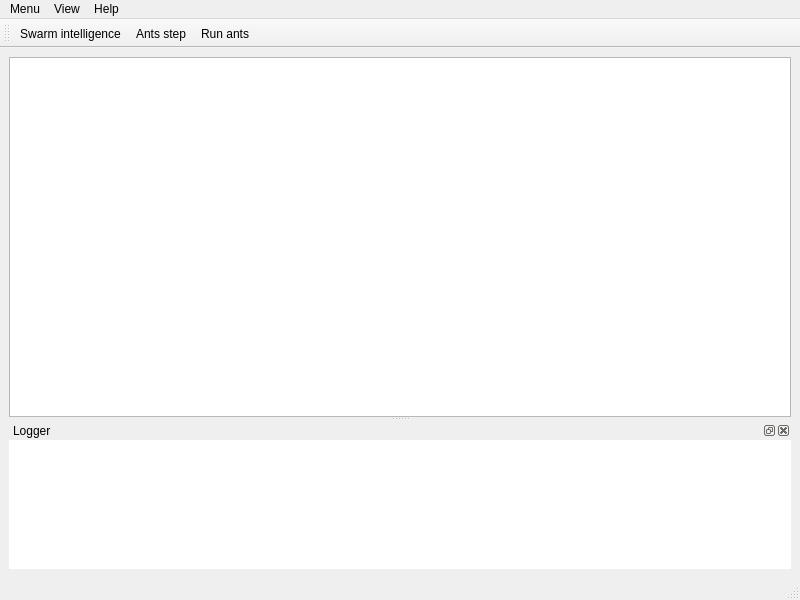
Qt form SwarmIntelligence/Forms/MainWindowUI.ui (SKNmain/SwarmIntelligence) before a commit.
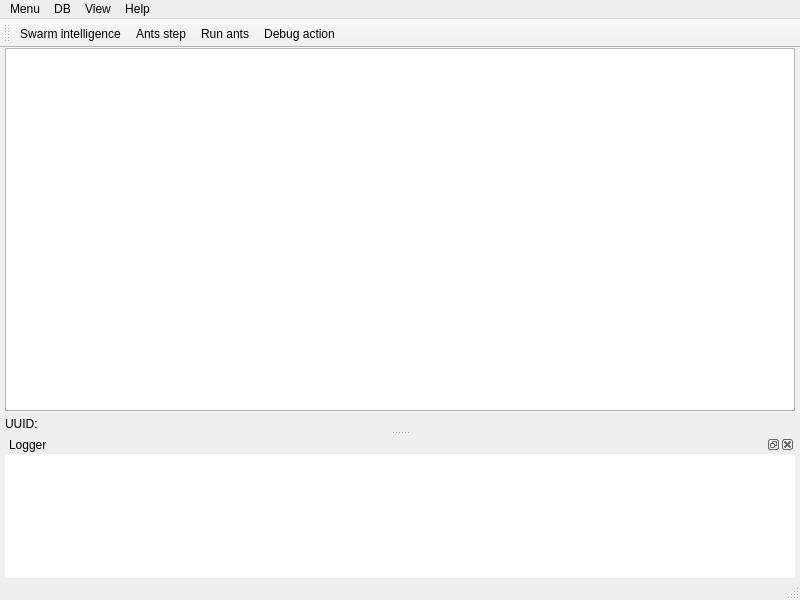
The same form after that commit. Custom widgets are drawn as their Qt base class.

Patch:
```diff
--- a/SwarmIntelligence/Forms/MainWindowUI.ui
+++ b/SwarmIntelligence/Forms/MainWindowUI.ui
@@ -14,16 +14,38 @@
    <string>Swarm intelligence</string>
   </property>
   <widget class="QWidget" name="centralwidget">
-   <layout class="QVBoxLayout" name="verticalLayout">
+   <layout class="QVBoxLayout" name="verticalLayout_2">
+    <property name="leftMargin">
+     <number>5</number>
+    </property>
+    <property name="topMargin">
+     <number>0</number>
+    </property>
+    <property name="rightMargin">
+     <number>5</number>
+    </property>
+    <property name="bottomMargin">
+     <number>0</number>
+    </property>
     <item>
      <widget class="QSplitter" name="splitter">
       <property name="orientation">
        <enum>Qt::Vertical</enum>
       </property>
-      <property name="childrenCollapsible">
-       <bool>false</bool>
-      </property>
-      <widget class="RenderArea" name="graphicsView"/>
+      <widget class="QWidget" name="">
+       <layout class="QVBoxLayout" name="verticalLayout">
+        <item>
+         <widget class="RenderArea" name="graphicsView"/>
+        </item>
+        <item>
+         <widget class="QLabel" name="label_uuid">
+          <property name="text">
+           <string>UUID: </string>
+          </property>
+         </widget>
+        </item>
+       </layout>
+      </widget>
       <widget class="QDockWidget" name="dockWidget_logger">
        <property name="sizePolicy">
         <sizepolicy hsizetype="Preferred" vsizetype="Minimum">
@@ -144,7 +166,17 @@
     </property>
     <addaction name="actionShow_shortest_path"/>
    </widget>
+   <widget class="QMenu" name="menuDB">
+    <property name="title">
+     <string>DB</string>
+    </property>
+    <addaction name="actionSave_maze_to_DB"/>
+    <addaction name="separator"/>
+    <addaction name="actionBrowse_mazes"/>
+    <addaction name="actionBrowse_reports"/>
+   </widget>
    <addaction name="menuMenu"/>
+   <addaction name="menuDB"/>
    <addaction name="menuView"/>
    <addaction name="menuHelp"/>
   </widget>
@@ -162,6 +194,7 @@
    <addaction name="actionSwarm_intelligence"/>
    <addaction name="actionAnts_step"/>
    <addaction name="actionRun_ants"/>
+   <addaction name="actionDebug_action"/>
   </widget>
   <action name="actionExit">
    <property name="text">
@@ -234,6 +267,29 @@
     <string>Save maze to file</string>
    </property>
   </action>
+  <action name="actionDebug_action">
+   <property name="text">
+    <string>Debug action</string>
+   </property>
+  </action>
+  <action name="actionBrowse_mazes">
+   <property name="text">
+    <string>Browse mazes</string>
+   </property>
+   <property name="toolTip">
+    <string>Browse mazes</string>
+   </property>
+  </action>
+  <action name="actionBrowse_reports">
+   <property name="text">
+    <string>Browse reports</string>
+   </property>
+  </action>
+  <action name="actionSave_maze_to_DB">
+   <property name="text">
+    <string>Save maze to DB</string>
+   </property>
+  </action>
  </widget>
  <customwidgets>
   <customwidget>
```
